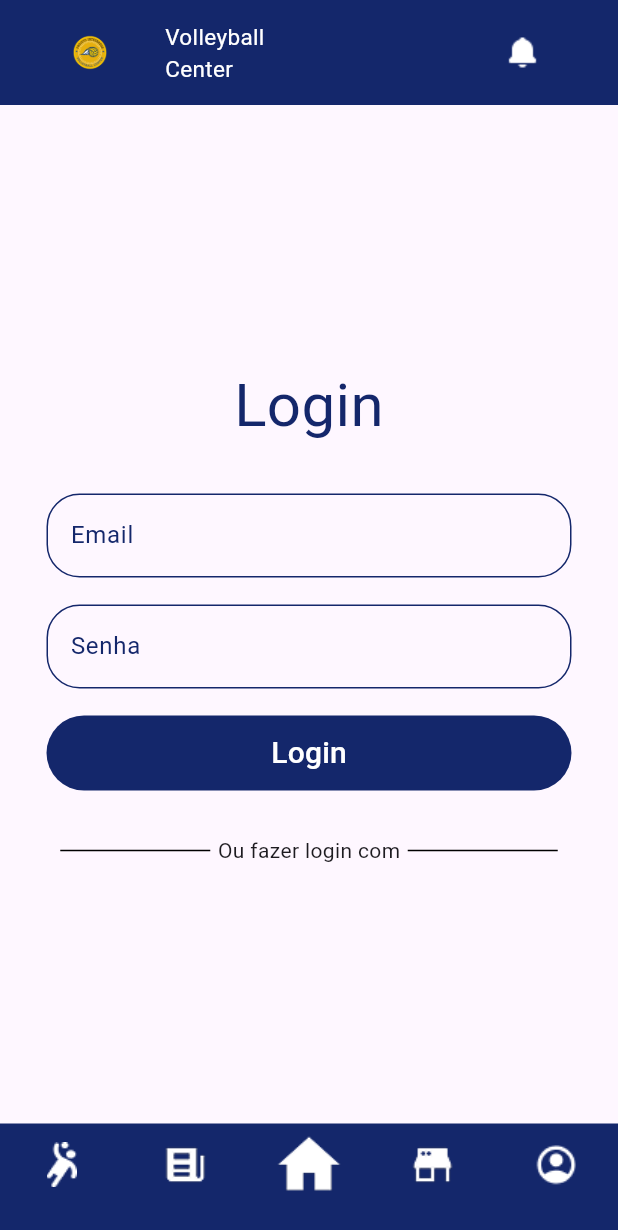
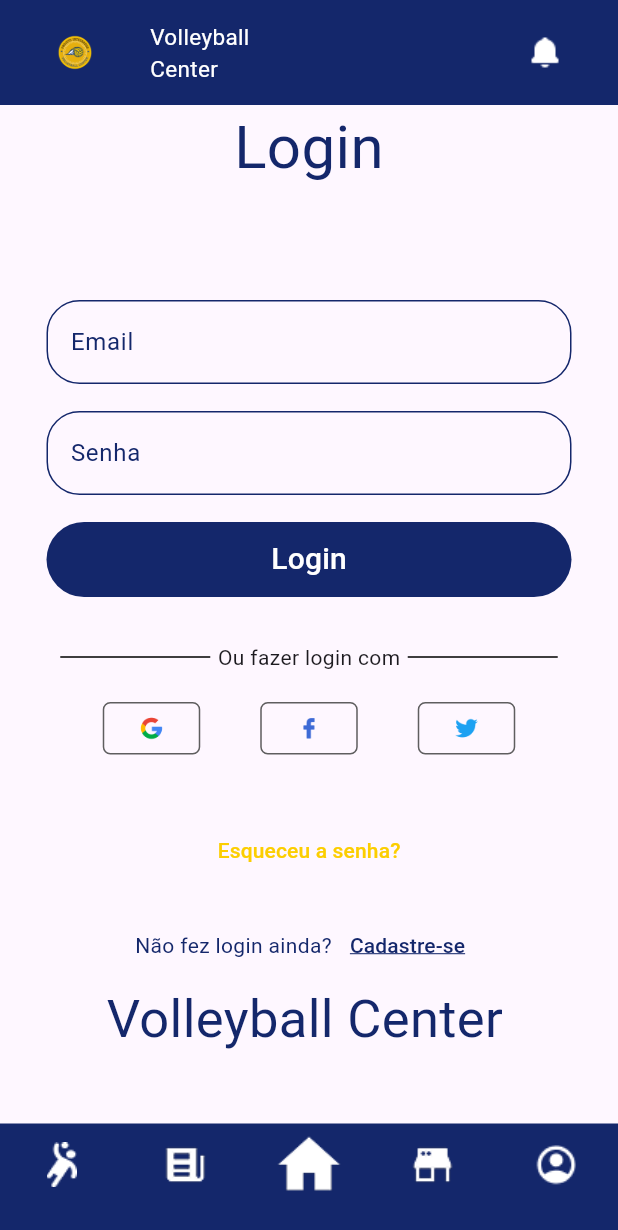
Before and after one commit to JayOta/Volleyball-Center-Mobile, a Flutter app: the screen it shows after launch, item 5 of the bottom bar chosen, on a phone screen of 412 x 824 dp. Shown: the top 1230 px of the screen. Run offline on Flutter 3.47's test engine with Material 3 defaults, Android fonts, the light colour scheme and no system bars.

Commit message:
Update Login Page

```diff
--- a/navbar/lib/login.dart
+++ b/navbar/lib/login.dart
@@ -11,29 +11,22 @@ class Login extends StatelessWidget {
         mainAxisAlignment: MainAxisAlignment.center,
         children: [
           Positioned(
-            bottom: 80,
+            bottom: 100,
+            left: 10,
             child: SizedBox(
               width: 100,
+              height: 100,
               child: Text(
                 "Login",
                 style: TextStyle(color: Color(0xFF14276B), fontSize: 40),
               ),
             ),
           ),
-          SizedBox(
-            height: 15,
-          ),
-          SizedBox(
-            height: 15,
-          ),
+          SizedBox(height: 30),
           input('Email'),
-          SizedBox(
-            height: 18,
-          ),
+          SizedBox(height: 18),
           input('Senha'),
-          SizedBox(
-            height: 18,
-          ),
+          SizedBox(height: 18),
           SizedBox(
             width: 350,
             height: 50,
@@ -64,6 +57,65 @@ class Login extends StatelessWidget {
                   width: 5,
                 ),
                 linha(Colors.black),
+              ],
+            ),
+          ),
+          SizedBox(height: 20),
+          Center(
+            child: Row(
+              mainAxisAlignment: MainAxisAlignment.center,
+              children: [
+                loginIcon(AssetImage('images/google.png')),
+                SizedBox(width: 40),
+                loginIcon(AssetImage('images/facebook.png')),
+                SizedBox(width: 40),
+                loginIcon(AssetImage('images/twitter.png')),
+              ],
+            ),
+          ),
+          SizedBox(height: 40),
+          Center(
+            child: Column(
+              children: [
+                TextButton(
+                  onPressed: () {},
+                  child: Text(
+                    'Esqueceu a senha?',
+                    style: TextStyle(
+                      color: Color(0xFFFCCE00),
+                    ),
+                  ),
+                ),
+                SizedBox(height: 15),
+                Row(
+                  mainAxisAlignment: MainAxisAlignment.center,
+                  children: [
+                    Text('Não fez login ainda?',
+                        style: TextStyle(color: Color(0xFF14276B))),
+                    TextButton(
+                      onPressed: () {},
+                      child: Text(
+                        'Cadastre-se',
+                        style: TextStyle(
+                            color: Color(0xFF14276B),
+                            decoration: TextDecoration.underline,
+                            decorationColor: Color(0xFF14276B)),
+                      ),
+                    ),
+                  ],
+                ),
+                Positioned(
+                  top: 100,
+                  left: 15,
+                  child: Container(
+                    width: 270,
+                    height: 100,
+                    child: Text(
+                      'Volleyball Center',
+                      style: TextStyle(color: Color(0xFF14276B), fontSize: 35),
+                    ),
+                  ),
+                ),
               ],
             ),
           )
@@ -106,4 +158,23 @@ class Login extends StatelessWidget {
       color: cor,
     );
   }
+
+  Container loginIcon(AssetImage image) {
+    return Container(
+        width: 65,
+        height: 35,
+        decoration: BoxDecoration(
+            border: Border.all(
+              color: const Color.fromARGB(221, 70, 70, 70),
+              width: 1,
+              style: BorderStyle.solid,
+            ),
+            borderRadius: BorderRadius.circular(5)),
+        child: TextButton(
+          onPressed: () {},
+          child: Image(
+            image: image,
+          ),
+        ));
+  }
 }
--- a/navbar/lib/navbar.dart
+++ b/navbar/lib/navbar.dart
@@ -12,7 +12,7 @@ class Navbar extends StatelessWidget implements PreferredSizeWidget {
       child: Center(
         child: Row(
           children: [
-            const SizedBox(width: 20),
+            const SizedBox(width: 10),
             Image.asset("images/logo.png", width: 80, height: 80),
             const SizedBox(width: 10),
             Column(
@@ -20,7 +20,7 @@ class Navbar extends StatelessWidget implements PreferredSizeWidget {
               crossAxisAlignment: CrossAxisAlignment.start,
               children: [textCreator("Volleyball"), textCreator("Center")],
             ),
-            const SizedBox(width: 150),
+            const SizedBox(width: 175),
             Image.asset(
               "images/bell.png",
               color: Colors.white,
```
Also changed, not shown: navbar/images/facebook.png (added), navbar/images/google.png (added), navbar/images/twitter.png (added).
